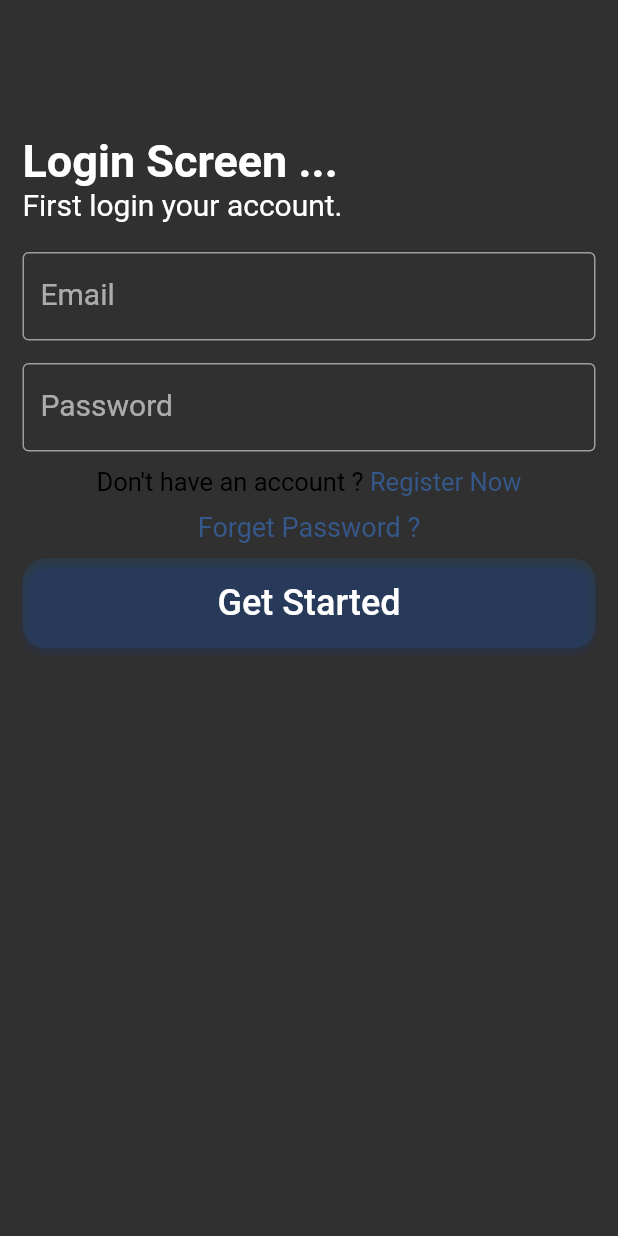
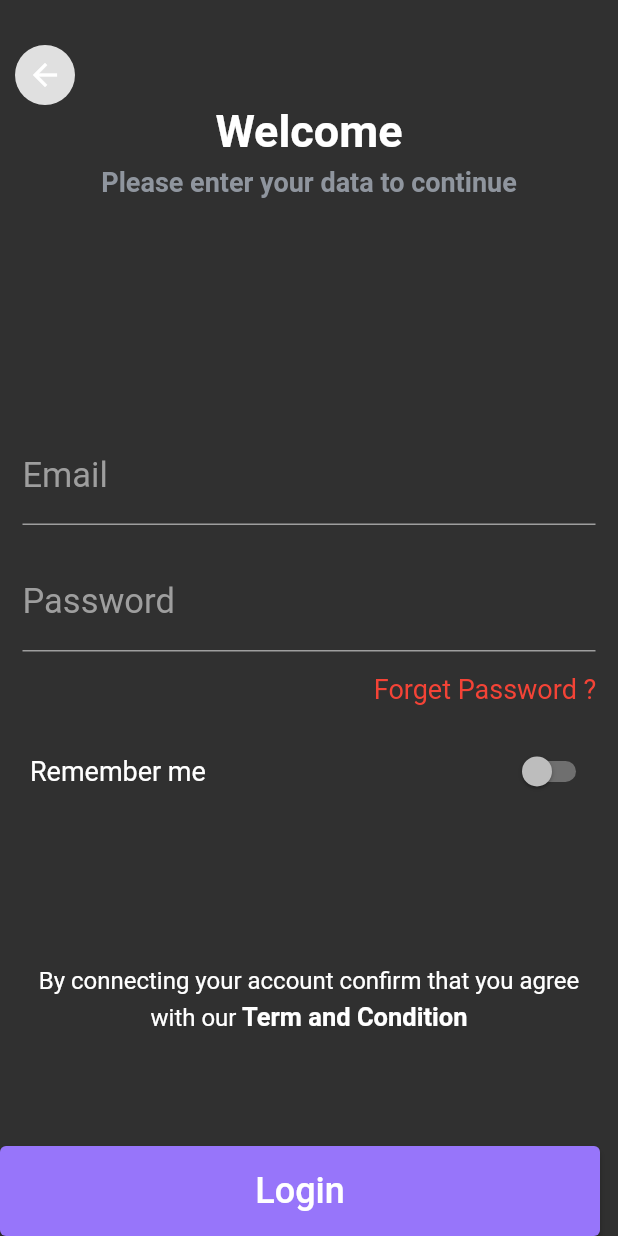
Before and after one commit to AmerDawood/E-Commerse-Api, a Flutter app: the screen it shows after launch, on a phone screen of 412 x 824 dp. Run offline on Flutter 3.47's test engine with Material 2 defaults, Android fonts, the phone set to English and light mode, and no system bars; our stand-ins replace carousel_slider, expandable, flutter_spinkit, flutter_svg, get, shared_preferences.

Commit message:
login screen new design

```diff
--- a/lib/main.dart
+++ b/lib/main.dart
@@ -48,15 +48,14 @@ final ThemeData _lightTheme = ThemeData(
     buttonTheme: ButtonThemeData(
       buttonColor: Colors.white,
       disabledColor: Colors.grey,
-
-    ));
+    ),
+    );
 
 
 }
 
 
 class MyApp extends StatelessWidget {
-
   @override
   Widget build(BuildContext context){
     return  GetMaterialApp(
@@ -66,7 +65,7 @@ class MyApp extends StatelessWidget {
       themeMode: ThemeMode.system,
 //  theme: ThemeData(primarySwatch: Colors.green),
 //       darkTheme: ThemeData.dark().copyWith(primaryColor: Colors.red),
-      initialRoute: '/splash_screen',
+      initialRoute: '/login_screen',
       debugShowCheckedModeBanner: false,
       routes: {
         '/app_screen': (context) => AppScreen(),
@@ -92,28 +91,4 @@ class MyHttpOverrides extends HttpOverrides {
       ..badCertificateCallback =
           (X509Certificate cert, String host, int port) => true;
   }
-
-
-
 }
-
-
-
-
-
-
-// class saveTheme{
-//   Future<SharedPreferences> _prefs = SharedPreferences.getInstance();
-
-//   _saveThemeStatus() async {
-//     SharedPreferences pref = await _prefs;
-//     pref.setBool('theme', _isLightTheme.value);
-//   }
-
-//   _getThemeStatus() async {
-//     var _isLight = _prefs.then((SharedPreferences prefs) {
-//       return prefs.getBool('theme') != null ? prefs.getBool('theme') : true;
-//     }).obs;
-//     _isLightTheme.value = await _isLight.value;
-//     Get.changeThemeMode(_isLightTheme.value ? ThemeMode.light : ThemeMode.dark);
-// }
--- a/lib/screens/auth/login_screen.dart
+++ b/lib/screens/auth/login_screen.dart
@@ -1,11 +1,13 @@
 import 'dart:ui';
 import 'package:flutter/gestures.dart';
 import 'package:flutter/material.dart';
+import 'package:flutter_svg/flutter_svg.dart';
 import 'package:softagi_api/controller/api/users_api_controller.dart';
 import 'package:softagi_api/widgets/custom_button.dart';
 import '../../utils/helpers.dart';
 import '../../widgets/custom_text.dart';
 import '../../widgets/custom_text_field.dart';
+import '../../widgets/theme_widget.dart';
 
 class LoginScreen extends StatefulWidget {
   const LoginScreen({Key? key}) : super(key: key);
@@ -45,103 +47,219 @@ class _SignInState extends State<LoginScreen> with Helpers {
   @override
   Widget build(BuildContext context) {
     return Scaffold(
-      // backgroundColor: Color.fromRGBO(254, 250, 247, 1),
+      // backgroundColor: Color.fromRGBO(229, 229, 229, 1),
       extendBodyBehindAppBar: true,
-      appBar: AppBar(
-        elevation: 0,
-        backgroundColor: Colors.transparent,
-      ),
-      body: Stack(
+      body:
+       Stack(
+
+         children:[
+
+           Column(
              children: [
 
                Padding(
-           padding: const EdgeInsets.all(15.0),
+                 padding: const EdgeInsets.only(top: 30,left: 10),
+                 child: Align(
+                   alignment: AlignmentDirectional.topStart,
+                   child:
+                  Container(
+                    height: 40,
+                    width: 40,
+                    decoration: BoxDecoration(
+                      color: Colors.grey.shade300,
+                      borderRadius:BorderRadius.circular(60),
+                    ),
+                    child:  IconButton(onPressed: (){}, icon:const Icon(Icons.arrow_back,)),
+                  ),
+                   ),
+               ),
+
+
+             Row(
+             mainAxisAlignment: MainAxisAlignment.center,
+             children: [
+
+               CustomText(text: 'Welcome', fontSize: 30, fontWeight:FontWeight.bold),
+
+             ],
+           ),
+           SizedBox(height: 6,),
+            Row(
+             mainAxisAlignment: MainAxisAlignment.center,
+             children: [
+               CustomText(
+                 text: 'Please enter your data to continue',
+                  fontSize: 18,
+                  fontWeight:FontWeight.bold,
+                  color: Color.fromRGBO(143, 149, 158, 1),
+                  ),
+
+             ],
+           ),
+             ],
+           ),
+
+
+         Center(
            child: Column(
-            crossAxisAlignment: CrossAxisAlignment.start,
-            children: [
-              SizedBox(
-                height: 50,
+             mainAxisAlignment: MainAxisAlignment.center,
+             children:[
+
+                  Padding(
+                    padding: const EdgeInsets.only(left: 15,right: 15),
+                    child: TextFormField(
+                      controller: emailTextController,
+                      decoration: const InputDecoration(
+
+
+                        labelText: 'Email',
+                        labelStyle: TextStyle(
+                          color: Colors.grey,
+                          fontSize: 23,
+                        ),
+
+                        enabledBorder: UnderlineInputBorder(
+                         borderSide: BorderSide(color: Colors.grey),
+
+                        ),
+
+         focusedBorder: UnderlineInputBorder(
+                    borderSide: BorderSide(color: Colors.grey),
+
+         ),
+
+
+                      ),
+
+
+                    ),
                   ),
         SizedBox(
-                height: 15,
+                              height:20,
                             ),
-              SizedBox(
-                height: 10,
+
+
+                        Padding(
+                    padding: const EdgeInsets.only(left: 15,right: 15,bottom: 15),
+                          child: TextFormField(
+                            controller: passwordTextController,
+                            decoration: const InputDecoration(
+
+
+                              labelText: 'Password',
+                              labelStyle: TextStyle(
+                                color: Colors.grey,
+                                fontSize: 23,
                               ),
-              CustomText(
-                text: 'Login Screen ... ',
-                fontSize: 30,
-                fontWeight: FontWeight.w600,
-                // color: Colors.black,
+
+                              enabledBorder: UnderlineInputBorder(
+                               borderSide: BorderSide(color: Colors.grey),
+
                               ),
-              CustomText(
-                text: 'First login your account.',
-                fontSize: 20,
-                fontWeight: FontWeight.normal,
-                // color: Colors.black,
+
+         focusedBorder: UnderlineInputBorder(
+                  borderSide: BorderSide(color: Colors.grey),
+
          ),
-              SizedBox(
-                height: 20,
+
+
                             ),
-              CustomTextField(
-                text: 'Email',
-                textEditingController: emailTextController,
+
+
                           ),
-              SizedBox(
-                height: 15,
                         ),
-              CustomTextField(
-                text: 'Password',
-                textEditingController: passwordTextController,
+                       Padding(
+                         padding: const EdgeInsets.only(right:10),
+                         child: Row(
+             children: [
+               Spacer(),
+               CustomText(text: 'Forget Password ? ',color: Colors.red, fontSize: 18, fontWeight: FontWeight.normal),
+             ],
            ),
-              SizedBox(height: 10),
-              Center(
-                child: RichText(
-                  text: TextSpan(
-                    text: 'Don\'t have an account ?',
+                       ),
+
+
+           Padding(
+             padding: const EdgeInsets.only(top: 20,left: 20,right:15),
+             child: Row(
+               children: [
+                 CustomText(text: 'Remember me ', fontSize:18, fontWeight:FontWeight.normal),
+                 Spacer(),
+                 SwitchButtonFlutter(),
+               ],
+             ),
+           ),
+
+
+
+
+
+             ],
+           ),
+         ),
+
+
+
+          Column(
+            children: [
+              SizedBox(height: 640,),
+              Padding(
+         padding: const EdgeInsets.only(left: 15,right: 15),
+         child: Column(
+           children: [
+             Text(
+           'By connecting your account confirm that you agree ',
+            textAlign: TextAlign.center,
+
            style: TextStyle(
-                      color: Colors.black,
+             height: 1.5,
+             fontSize: 16,
+           ),
+         ),
+         Row(
+           mainAxisAlignment: MainAxisAlignment.center,
+           children: [
+
+               Text(
+           'with our',
+            textAlign: TextAlign.center,
+           style: TextStyle(
+             height: 1.5,
+             fontSize: 16,
+           ),
+         ),
+             Text(
+           ' Term and Condition',
+            textAlign: TextAlign.center,
+           style: TextStyle(
+             fontWeight: FontWeight.bold,
+             height: 1.5,
              fontSize: 17,
-                    ),
-                    children: <InlineSpan>[
-                      TextSpan(
-                        text: ' Register Now',
-                        recognizer: _tapGestureRecognizer,
-                        style: TextStyle(
-                          color: Color.fromARGB(255, 53, 88, 139),
            ),
          ),
            ],
          ),
+
+
+
+           ],
          ),
-              ),
-              SizedBox(height: 10),
-              Center(
-                child: GestureDetector(
-                  onTap: (){
-                    Navigator.pushNamed(context, '/send_code');
-                  },
-                  child: CustomText(
-                    text: 'Forget Password ?',
-                    fontSize: 18,
-                    fontWeight: FontWeight.normal,
-                    color: Color.fromARGB(255, 53, 88, 139),
-                  ),
-                ),
-              ),
-              SizedBox(height: 10),
-              CustomButton(
-                function: ()async =>await performLogin(),
-                text: 'Get Started',
-              ),
-              SizedBox(
-                height: 20,
        ),
             ],
           ),
+
+
+          Positioned(
+            bottom: 0,
+            child:CustomButton(
+              text: 'Login',
+            function: ()=>performLogin(),
             ),
-        // CustomButton(text: 'Login Now', function: ()async => await performLogin()),
-        ],
+          ),
+
+
+
+         ]
 
        ),
     );
--- a/lib/screens/auth/splash_screen.dart
+++ b/lib/screens/auth/splash_screen.dart
@@ -26,12 +26,12 @@ class _SplashScreenState extends State<SplashScreen> {
 
   Widget build(BuildContext context) {
     return Scaffold(
-      backgroundColor: Color.fromARGB(255, 212, 192, 234),
+      backgroundColor: Color.fromARGB(150, 124, 250, 2000),
       body: Column(
         mainAxisAlignment: MainAxisAlignment.center,
         children: [
           Center(
-            child: Text('WLCOME TO SOFTAGI API',style: TextStyle(fontWeight: FontWeight.w600,fontSize: 20),),
+            child: Text('LAZE',style: TextStyle(fontWeight: FontWeight.w600,fontSize: 20),),
           ),
         ],
       ),
--- a/lib/screens/details_products_screen.dart
+++ b/lib/screens/details_products_screen.dart
@@ -46,7 +46,7 @@ class _ProductDetailsScreenState extends State<ProductDetailsScreen> {
                   ),
                   child: Row(
                     mainAxisAlignment: MainAxisAlignment.spaceBetween,
-                    children: [
+                    children:[
                       IconButton(
                         icon: Icon(Icons.arrow_back,color: Colors.black,),
                         iconSize: 30.0,
--- a/lib/widgets/custom_button.dart
+++ b/lib/widgets/custom_button.dart
@@ -16,12 +16,10 @@ class CustomButton extends StatelessWidget {
                   function();
                 },
                 style: ElevatedButton.styleFrom(
-                  primary: Colors.blue.withOpacity(0.1),
                   fixedSize: Size(400, 60),
-                  shape: RoundedRectangleBorder(
-                    borderRadius: BorderRadius.circular(15),
-                  ),
-                  shadowColor: Color.fromARGB(255, 61, 83, 156),
+
+                  // shadowColor: Color.fromRGBO(151,117,250,1),
+                  primary:Color.fromRGBO(151, 117, 250, 1),
                 ),
                 child: Text(
                  text,
--- a/lib/widgets/drawer.dart
+++ b/lib/widgets/drawer.dart
@@ -8,6 +8,7 @@ import 'package:softagi_api/controller/api/profile_api_controller.dart';
 import 'package:softagi_api/main.dart';
 import 'package:softagi_api/model/profile_model.dart';
 import 'package:softagi_api/prefs/user_pref_controller.dart';
+import 'package:softagi_api/screens/auth/login_screen.dart';
 import 'package:softagi_api/screens/faqs_screen.dart';
 import 'package:softagi_api/screens/profile_screen.dart';
 import 'package:softagi_api/utils/helpers.dart';
@@ -174,7 +175,7 @@ class _MyDrawerState extends State<MyDrawer> with Helpers {
                   InkWell(
                      onTap: (){
                       Navigator.push(context, MaterialPageRoute(builder:(context) {
-                        return SettingsScreen();
+                        return LoginScreen();
                       },));
                     },
                     child: CardInDrawer(iconUrl: 'images/Setting.svg',name: 'Settings'),),
```
Lines whose indentation alone changed are shown as unchanged.
